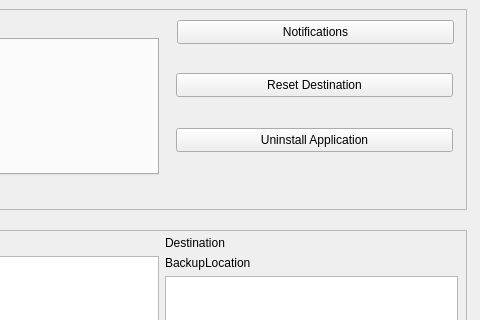
The window that ui/mainwindow/mainwindow.ui (shawn-sss/backtrack) describes before a commit, drawn with Qt 5; both pictures show x 454 to 934 and y 0 to 320 of the 934 by 611 pixel window.
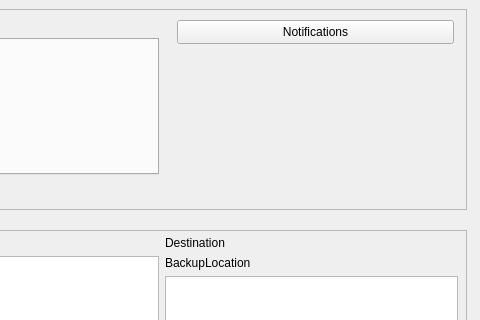
The same window after the commit.

Commit message: Move and refactor uninstall and reset backup location

Diff of the .ui file:
```diff
--- a/ui/mainwindow/mainwindow.ui
+++ b/ui/mainwindow/mainwindow.ui
@@ -346,32 +346,6 @@
       </widget>
      </widget>
     </widget>
-    <widget class="QPushButton" name="ResetDestinationButton">
-     <property name="geometry">
-      <rect>
-       <x>620</x>
-       <y>64</y>
-       <width>277</width>
-       <height>24</height>
-      </rect>
-     </property>
-     <property name="text">
-      <string>Reset Destination</string>
-     </property>
-    </widget>
-    <widget class="QPushButton" name="UninstallButton">
-     <property name="geometry">
-      <rect>
-       <x>620</x>
-       <y>119</y>
-       <width>277</width>
-       <height>24</height>
-      </rect>
-     </property>
-     <property name="text">
-      <string>Uninstall Application</string>
-     </property>
-    </widget>
    </widget>
    <zorder>DashboardContainer</zorder>
    <zorder>BackupViewContainer</zorder>
```
The commit also changes 8 other files.
